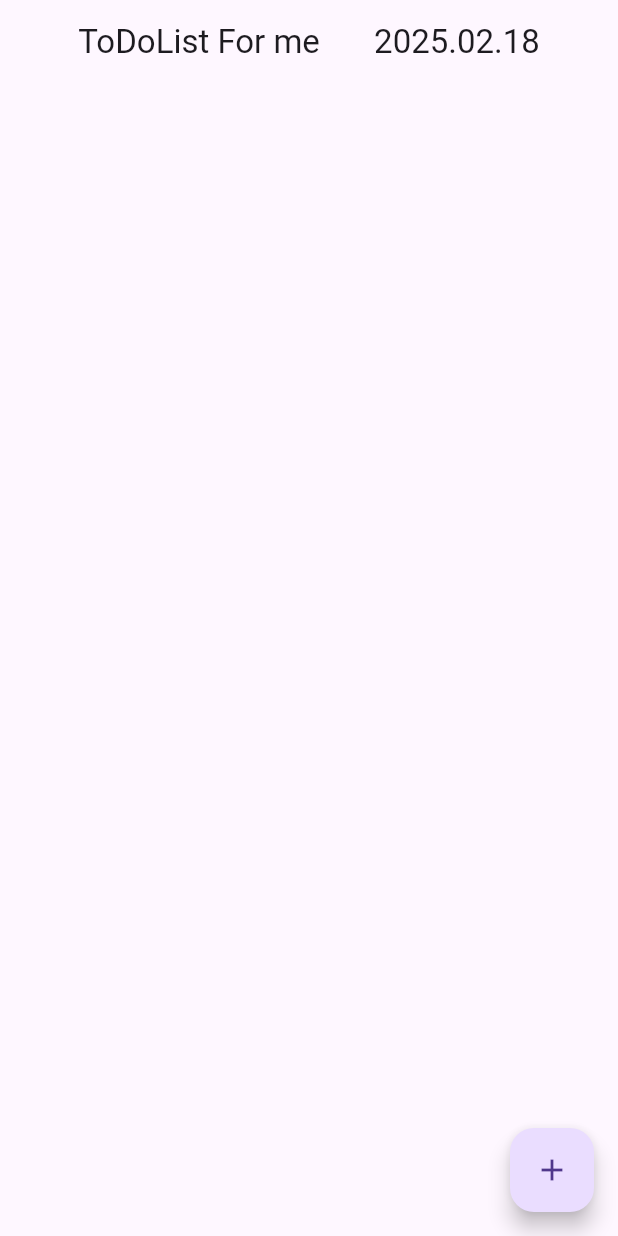
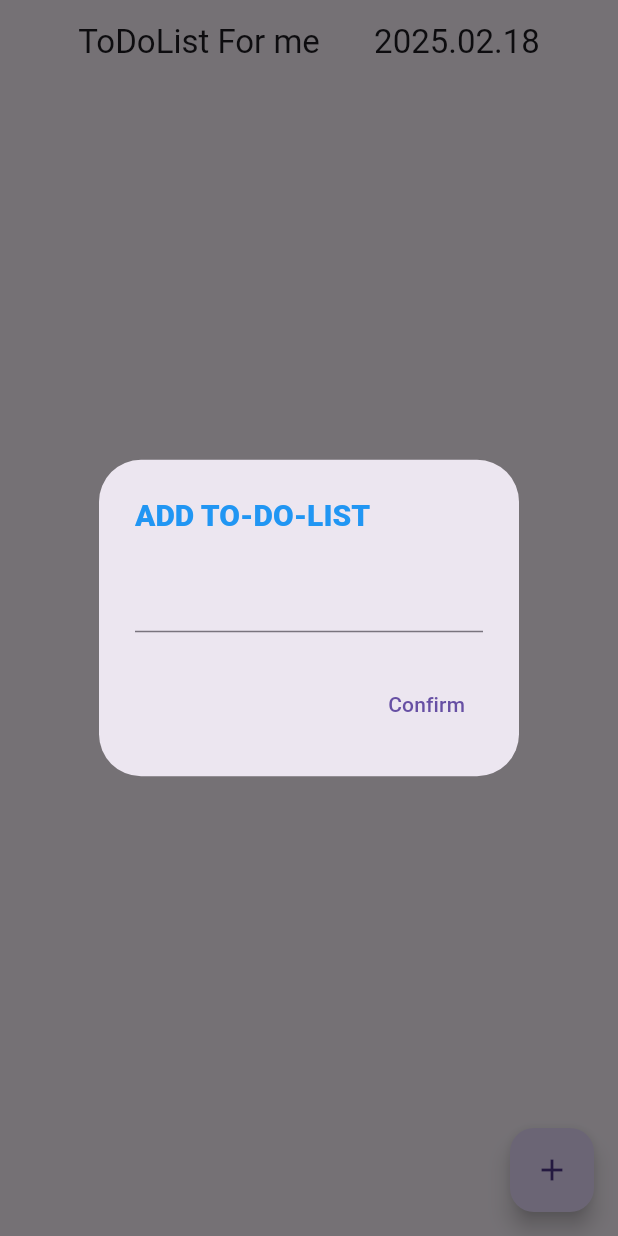
Before and after one commit to Inseong-dev/To-Do_list, a Flutter app: the screen it shows after launch, after a tap on the "add" icon, on a phone screen of 412 x 824 dp. Run offline on Flutter 3.47's test engine with Material 3 defaults, Android fonts, the phone set to English and light mode, and no system bars.

Commit message:
FEAT: 기능 추가

```diff
--- a/myapp/lib/main.dart
+++ b/myapp/lib/main.dart
@@ -1,38 +1,14 @@
+
 import 'package:flutter/material.dart';
+import 'package:flutter/services.dart';
 
 void main() {
   runApp( MyApp());
 }
 
 class MyApp extends StatelessWidget {
-  Widget textSection1 = Text("hello1");
-  Widget textSection2 = Text("hello2");
-  Widget textSection3 = Text("hello3");
-  Widget textSection4 = Text("hello4");
-  List<Widget> item1 = [
-                SizedBox(
-              height: 200,
-              width: 200,
-              child: Text("a"),
-            ),
-            SizedBox(
-              height: 200,
-              width: 200,
-              child: Text("b"),
-            ),
-            SizedBox(
-              height: 200,
-              width: 200,
-              child: Text("c"),
-            ),
-            SizedBox(
-              height: 200,
-              width: 200,
-              child: Text("d"),
-            ),
+  MyApp({super.key});
 
-  ];
-   MyApp({super.key});
   @override
   Widget build(BuildContext context) {
     return MaterialApp(
@@ -49,30 +25,45 @@ class Mylist extends StatefulWidget{
 }
 
 class _Mylist extends State<Mylist>{
-  List<Widget> item1 = [
-                SizedBox(
-              height: 200,
-              width: 200,
-              child: Text("a"),
+  List<String> item1 = [];
+  TextEditingController inputController = TextEditingController();
+  String inputText = "";
+  void plusitemlist() async{
+    await showDialog(
+      context: context,
+      builder: (BuildContext context){
+        return AlertDialog(
+          title: Text(
+            "ADD TO-DO-LIST",
+            style: TextStyle(
+              fontWeight: FontWeight.w800,
+              fontSize: 20,
+              color: Colors.blue,
             ),
-            SizedBox(
-              height: 200,
-              width: 200,
-              child: Text("b"),
-            ),
-            SizedBox(
-              height: 200,
-              width: 200,
-              child: Text("c"),
-            ),
-            SizedBox(
-              height: 200,
-              width: 200,
-              child: Text("d"),
-            ),
-
-  ];
-
+          ),
+          content: Column(
+            mainAxisSize: MainAxisSize.min,
+            children: [
+              TextField(
+                controller: inputController,
+              ),
+            ],
+          ),
+          actions: <Widget>[
+            TextButton(
+              child: Text("Confirm"),
+              onPressed: (){
+                inputController.text.replaceAll(" ","") == "" ?  () : Navigator.pop(context);
+              },
+            )
+          ]
+        );
+      }
+    );
+    setState((){
+       item1.add(inputController.text);
+    });
+}
   @override
   Widget build(BuildContext context){
     return Scaffold(
@@ -88,13 +79,75 @@ class _Mylist extends State<Mylist>{
         body: ListView.builder(
           itemCount: item1.length,
           itemBuilder: (BuildContext context, int index){
-
+            return  TodoItemList(itemText: item1[index], index: index + 1, devicesize: MediaQuery.of(context).size);
           },
         ),
         floatingActionButton: FloatingActionButton(
-          onPressed: () => {},
+          onPressed:plusitemlist,
           child: const Icon(Icons.add),
           ),
     );
   }
 }
+
+
+class TodoItemList extends StatefulWidget{
+  final devicesize;
+  final itemText;
+  final index;
+
+  TodoItemList({
+    super.key,
+    required this.itemText,
+    required this.index,
+    required this.devicesize,
+  });
+
+  @override
+  State<TodoItemList> createState() => _TodoItemList();
+}
+class _TodoItemList extends State<TodoItemList>{
+
+  bool activationFlag = true;
+  Icon boxIcon = Icon(Icons.check_box_outline_blank);
+  void activationFlagChange(){
+    setState(() {
+      activationFlag = !activationFlag;
+      boxIcon = activationFlag? Icon(Icons.check_box_outline_blank) : Icon(Icons.check_box);
+    });
+
+  }
+  @override
+  Widget build(BuildContext context){
+    return SizedBox(
+    height: widget.devicesize.height * 0.1,
+    child: Row(
+      children: [
+              Row(
+                children: [
+                  Text("${widget.index} : "),
+                  Text(
+                    widget.itemText,
+                    style: TextStyle(
+                      decoration: activationFlag? TextDecoration.none : TextDecoration.lineThrough,
+                      ),
+                    ),
+                ],
+              ),
+              Row(
+                children: [
+                  IconButton(
+                  onPressed:activationFlagChange,
+                  icon: boxIcon,
+                  ),
+                  IconButton(
+                  onPressed:() {},
+                  icon: Icon(Icons.delete),
+                  )
+                ],
+              )
+            ]
+          )
+        );
+      }
+    }
```
